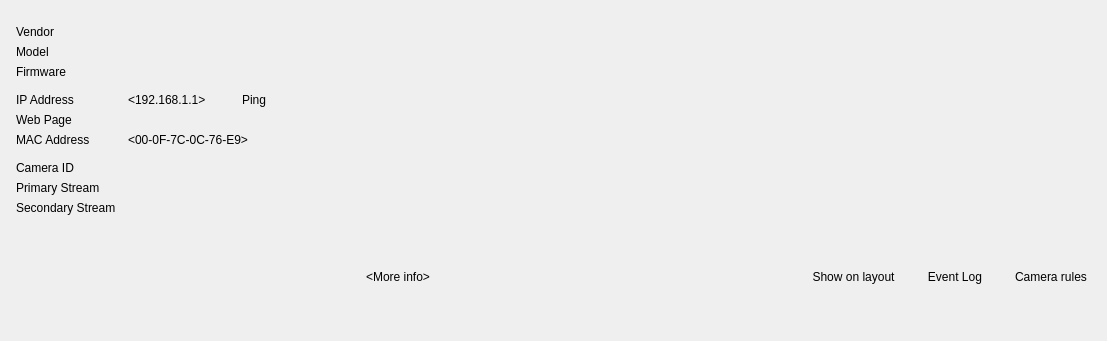
Before: the Qt Designer form vms/client/nx_vms_client_desktop/src/nx/vms/client/desktop/resource_properties/camera/widgets/camera_info_widget.ui in networkoptix/nx_open, drawn with Qt 5.
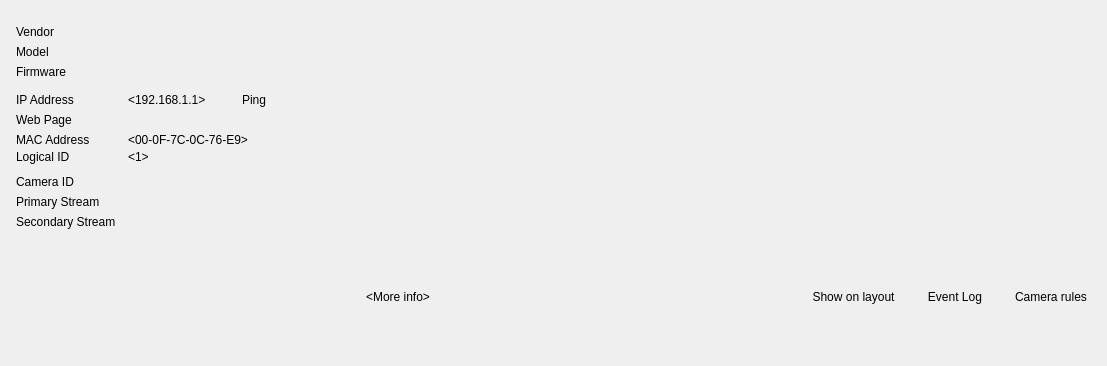
After: the same form once the commit is applied. The open tabs and pages were chosen to show the change. Custom widgets are drawn as their Qt base class.

Commit message:
VMS-11644, VMS-11645: Camera settings Info block improvements
<==== Mercurial data ====>
Branch: vms_4.0_gui

Diff of the .ui file:
```diff
--- a/vms/client/nx_vms_client_desktop/src/nx/vms/client/desktop/resource_properties/camera/widgets/camera_info_widget.ui
+++ b/vms/client/nx_vms_client_desktop/src/nx/vms/client/desktop/resource_properties/camera/widgets/camera_info_widget.ui
@@ -7,7 +7,7 @@
     <x>0</x>
     <y>0</y>
     <width>1107</width>
-    <height>341</height>
+    <height>366</height>
    </rect>
   </property>
   <layout class="QVBoxLayout" name="verticalLayout">
@@ -141,7 +141,7 @@
       </layout>
      </widget>
      <widget class="QWidget" name="moreInfoPage">
-      <layout class="QGridLayout" name="moreInfoLayout" rowminimumheight="20,20,20,8,20,20,20,8,20,20,20">
+      <layout class="QGridLayout" name="moreInfoLayout" rowminimumheight="20,20,20,8,20,20,20,0,8,20,20,20">
        <property name="leftMargin">
         <number>8</number>
        </property>
@@ -160,7 +160,7 @@
        <property name="verticalSpacing">
         <number>0</number>
        </property>
-       <item row="9" column="1">
+       <item row="10" column="1">
         <widget class="QWidget" name="primaryStreamControlWidget" native="true">
          <property name="sizePolicy">
           <sizepolicy hsizetype="Expanding" vsizetype="Preferred">
@@ -307,7 +307,7 @@
          </layout>
         </widget>
        </item>
-       <item row="10" column="1">
+       <item row="11" column="1">
         <widget class="QWidget" name="secondaryStreamControlWidget" native="true">
          <property name="sizePolicy">
           <sizepolicy hsizetype="Expanding" vsizetype="Preferred">
@@ -388,7 +388,7 @@
          </layout>
         </widget>
        </item>
-       <item row="7" column="0">
+       <item row="8" column="0">
         <spacer name="verticalSpacer_2">
          <property name="orientation">
           <enum>Qt::Vertical</enum>
@@ -459,7 +459,7 @@
          </property>
         </widget>
        </item>
-       <item row="8" column="0">
+       <item row="9" column="0">
         <widget class="QLabel" name="cameraIdTitleLabel">
          <property name="sizePolicy">
           <sizepolicy hsizetype="Preferred" vsizetype="Fixed">
@@ -517,23 +517,76 @@
          </property>
         </widget>
        </item>
-       <item row="8" column="1">
-        <widget class="nx::vms::client::desktop::OptionalLabel" name="cameraIdLabel">
+       <item row="9" column="1">
+        <widget class="QWidget" name="cameraIdControlsWidget" native="true">
          <property name="sizePolicy">
           <sizepolicy hsizetype="Preferred" vsizetype="Fixed">
            <horstretch>0</horstretch>
            <verstretch>0</verstretch>
           </sizepolicy>
          </property>
-         <property name="text">
-          <string notr="true">&lt;cf5bac1d-6b93-e517-41ab-6f13bbc7a2af&gt;</string>
-         </property>
-         <property name="textInteractionFlags">
-          <set>Qt::LinksAccessibleByMouse|Qt::TextSelectableByMouse</set>
-         </property>
+         <layout class="QHBoxLayout" name="cameraIdControlsLayout">
+          <property name="spacing">
+           <number>12</number>
+          </property>
+          <property name="leftMargin">
+           <number>0</number>
+          </property>
+          <property name="topMargin">
+           <number>0</number>
+          </property>
+          <property name="rightMargin">
+           <number>0</number>
+          </property>
+          <property name="bottomMargin">
+           <number>0</number>
+          </property>
+          <item>
+           <widget class="nx::vms::client::desktop::OptionalLabel" name="cameraIdLabel">
+            <property name="sizePolicy">
+             <sizepolicy hsizetype="Preferred" vsizetype="Fixed">
+              <horstretch>0</horstretch>
+              <verstretch>0</verstretch>
+             </sizepolicy>
+            </property>
+            <property name="text">
+             <string notr="true">&lt;cf5bac1d-6b93-e517-41ab-6f13bbc7a2af&gt;</string>
+            </property>
+            <property name="textInteractionFlags">
+             <set>Qt::LinksAccessibleByMouse|Qt::TextSelectableByMouse</set>
+            </property>
+           </widget>
+          </item>
+          <item>
+           <widget class="nx::vms::client::desktop::ClipboardButton" name="cameraIdCopyButton">
+            <property name="maximumSize">
+             <size>
+              <width>16777215</width>
+              <height>19</height>
+             </size>
+            </property>
+            <property name="flat">
+             <bool>true</bool>
+            </property>
+           </widget>
+          </item>
+          <item>
+           <spacer name="primaryStreamSpacer_2">
+            <property name="orientation">
+             <enum>Qt::Horizontal</enum>
+            </property>
+            <property name="sizeHint" stdset="0">
+             <size>
+              <width>40</width>
+              <height>20</height>
+             </size>
+            </property>
+           </spacer>
+          </item>
+         </layout>
         </widget>
        </item>
-       <item row="9" column="0">
+       <item row="10" column="0">
         <widget class="QLabel" name="primaryStreamTitleLabel">
          <property name="sizePolicy">
           <sizepolicy hsizetype="Preferred" vsizetype="Fixed">
@@ -546,7 +599,7 @@
          </property>
         </widget>
        </item>
-       <item row="10" column="0">
+       <item row="11" column="0">
         <widget class="QLabel" name="secondaryStreamTitleLabel">
          <property name="sizePolicy">
           <sizepolicy hsizetype="Preferred" vsizetype="Fixed">
@@ -588,6 +641,35 @@
          </property>
         </widget>
        </item>
+       <item row="7" column="0">
+        <widget class="QLabel" name="logicalIdDetailTitleLabel">
+         <property name="sizePolicy">
+          <sizepolicy hsizetype="Preferred" vsizetype="Fixed">
+           <horstretch>0</horstretch>
+           <verstretch>0</verstretch>
+          </sizepolicy>
+         </property>
+         <property name="text">
+          <string>Logical ID</string>
+         </property>
+        </widget>
+       </item>
+       <item row="7" column="1">
+        <widget class="QLabel" name="logicalIdDetailLabel">
+         <property name="sizePolicy">
+          <sizepolicy hsizetype="Preferred" vsizetype="Fixed">
+           <horstretch>0</horstretch>
+           <verstretch>0</verstretch>
+          </sizepolicy>
+         </property>
+         <property name="text">
+          <string notr="true">&lt;1&gt;</string>
+         </property>
+         <property name="textInteractionFlags">
+          <set>Qt::LinksAccessibleByMouse|Qt::TextSelectableByMouse</set>
+         </property>
+        </widget>
+       </item>
        <item row="5" column="1">
         <widget class="nx::vms::client::desktop::OptionalLabel" name="webPageLabel">
          <property name="sizePolicy">
```
Left out of the diff: 108 changed lines with no effect on the pictures. The commit also changes 1 other file.
